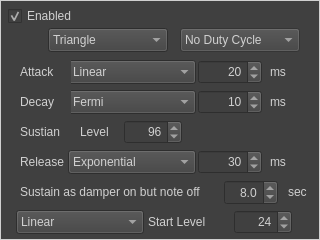
Before: the Qt Designer form qt/PitchTimbreFrameForm.ui in Gaiger/ChiptuneMIDI, drawn with Qt 5.
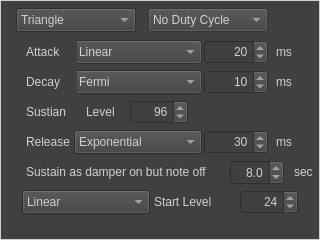
After: the same form once the commit is applied.

Commit message: - Use the custom scrollable widget, ChannelListWidget & the tow button widget ChannelNodeWidget to contain and show the PitchTimbreFrame. - Fix memory leak in the destructor of PitchTimbreFrame

Diff of the .ui file:
```diff
--- a/qt/PitchTimbreFrameForm.ui
+++ b/qt/PitchTimbreFrameForm.ui
@@ -31,8 +31,8 @@
   <widget class="QComboBox" name="WaveFormComboBox">
    <property name="geometry">
     <rect>
-     <x>48</x>
-     <y>28</y>
+     <x>16</x>
+     <y>8</y>
      <width>120</width>
      <height>24</height>
     </rect>
@@ -62,8 +62,8 @@
    </property>
    <property name="geometry">
     <rect>
-     <x>180</x>
-     <y>28</y>
+     <x>148</x>
+     <y>8</y>
      <width>120</width>
      <height>24</height>
     </rect>
@@ -100,8 +100,8 @@
   <widget class="QSpinBox" name="AttackTimeSpinBox">
    <property name="geometry">
     <rect>
-     <x>198</x>
-     <y>60</y>
+     <x>204</x>
+     <y>40</y>
      <width>64</width>
      <height>24</height>
     </rect>
@@ -122,8 +122,8 @@
   <widget class="QLabel" name="msLabel">
    <property name="geometry">
     <rect>
-     <x>270</x>
-     <y>60</y>
+     <x>276</x>
+     <y>40</y>
      <width>24</width>
      <height>24</height>
     </rect>
@@ -135,8 +135,8 @@
   <widget class="QComboBox" name="AttackCurveComboBox">
    <property name="geometry">
     <rect>
-     <x>68</x>
-     <y>60</y>
+     <x>74</x>
+     <y>40</y>
      <width>128</width>
      <height>24</height>
     </rect>
@@ -165,8 +165,8 @@
   <widget class="QLabel" name="AttackLabel">
    <property name="geometry">
     <rect>
-     <x>20</x>
-     <y>60</y>
+     <x>26</x>
+     <y>40</y>
      <width>51</width>
      <height>24</height>
     </rect>
@@ -178,8 +178,8 @@
   <widget class="QSpinBox" name="DecayTimeSpinBox">
    <property name="geometry">
     <rect>
-     <x>198</x>
-     <y>90</y>
+     <x>204</x>
+     <y>70</y>
      <width>64</width>
      <height>24</height>
     </rect>
@@ -200,8 +200,8 @@
   <widget class="QComboBox" name="DecayCurveComboBox">
    <property name="geometry">
     <rect>
-     <x>68</x>
-     <y>90</y>
+     <x>74</x>
+     <y>70</y>
      <width>128</width>
      <height>24</height>
     </rect>
@@ -233,8 +233,8 @@
   <widget class="QLabel" name="DecayLabel">
    <property name="geometry">
     <rect>
-     <x>20</x>
-     <y>90</y>
+     <x>26</x>
+     <y>70</y>
      <width>51</width>
      <height>24</height>
     </rect>
@@ -246,8 +246,8 @@
   <widget class="QLabel" name="msLabel_2">
    <property name="geometry">
     <rect>
-     <x>270</x>
-     <y>90</y>
+     <x>276</x>
+     <y>70</y>
      <width>24</width>
      <height>24</height>
     </rect>
@@ -259,8 +259,8 @@
   <widget class="QSpinBox" name="SustainLevelSpinBox">
    <property name="geometry">
     <rect>
-     <x>124</x>
-     <y>120</y>
+     <x>130</x>
+     <y>100</y>
      <width>58</width>
      <height>24</height>
     </rect>
@@ -284,8 +284,8 @@
   <widget class="QLabel" name="ReleaseLabel">
    <property name="geometry">
     <rect>
-     <x>20</x>
-     <y>150</y>
+     <x>26</x>
+     <y>130</y>
      <width>51</width>
      <height>24</height>
     </rect>
@@ -297,8 +297,8 @@
   <widget class="QComboBox" name="ReleaseCurveComboBox">
    <property name="geometry">
     <rect>
-     <x>68</x>
-     <y>150</y>
+     <x>74</x>
+     <y>130</y>
      <width>128</width>
      <height>24</height>
     </rect>
@@ -330,8 +330,8 @@
   <widget class="QSpinBox" name="ReleaseTimeSpinBox">
    <property name="geometry">
     <rect>
-     <x>198</x>
-     <y>150</y>
+     <x>204</x>
+     <y>130</y>
      <width>64</width>
      <height>24</height>
     </rect>
@@ -352,8 +352,8 @@
   <widget class="QLabel" name="msLabel_3">
    <property name="geometry">
     <rect>
-     <x>270</x>
-     <y>150</y>
+     <x>276</x>
+     <y>130</y>
      <width>24</width>
      <height>24</height>
     </rect>
@@ -365,8 +365,8 @@
   <widget class="QLabel" name="LevelLabel">
    <property name="geometry">
     <rect>
-     <x>80</x>
-     <y>120</y>
+     <x>86</x>
+     <y>100</y>
      <width>41</width>
      <height>24</height>
     </rect>
@@ -378,8 +378,8 @@
   <widget class="QLabel" name="SustainLabel">
    <property name="geometry">
     <rect>
-     <x>20</x>
-     <y>120</y>
+     <x>26</x>
+     <y>100</y>
      <width>51</width>
      <height>24</height>
     </rect>
@@ -391,8 +391,8 @@
   <widget class="QLabel" name="DamperOnButNoteOffSustainLabel">
    <property name="geometry">
     <rect>
-     <x>20</x>
-     <y>180</y>
+     <x>26</x>
+     <y>160</y>
      <width>201</width>
      <height>24</height>
     </rect>
@@ -404,8 +404,8 @@
   <widget class="QComboBox" name="DamperOnButNoteOffSustainCurveComboBox">
    <property name="geometry">
     <rect>
-     <x>16</x>
-     <y>210</y>
+     <x>22</x>
+     <y>190</y>
      <width>128</width>
      <height>24</height>
     </rect>
@@ -434,8 +434,8 @@
   <widget class="QSpinBox" name="DamperOnButNoteOffSustainSustainLevelSpinBox">
    <property name="geometry">
     <rect>
-     <x>234</x>
-     <y>210</y>
+     <x>240</x>
+     <y>190</y>
      <width>58</width>
      <height>24</height>
     </rect>
@@ -459,8 +459,8 @@
   <widget class="QLabel" name="LevelLabel_2">
    <property name="geometry">
     <rect>
-     <x>148</x>
-     <y>210</y>
+     <x>154</x>
+     <y>190</y>
      <width>72</width>
      <height>24</height>
     </rect>
@@ -472,8 +472,8 @@
   <widget class="QLabel" name="SecLabel">
    <property name="geometry">
     <rect>
-     <x>288</x>
-     <y>180</y>
+     <x>294</x>
+     <y>160</y>
      <width>24</width>
      <height>24</height>
     </rect>
@@ -485,8 +485,8 @@
   <widget class="QDoubleSpinBox" name="DamperOnButNoteOffSustainTimeDoubleSpinBox">
    <property name="geometry">
     <rect>
-     <x>224</x>
-     <y>180</y>
+     <x>230</x>
+     <y>160</y>
      <width>54</width>
      <height>25</height>
     </rect>
@@ -507,22 +507,6 @@
     <double>8.000000000000000</double>
    </property>
   </widget>
-  <widget class="QCheckBox" name="OutputEnabledCheckBox">
-   <property name="geometry">
-    <rect>
-     <x>8</x>
-     <y>8</y>
-     <width>84</width>
-     <height>16</height>
-    </rect>
-   </property>
-   <property name="text">
-    <string>Enabled</string>
-   </property>
-   <property name="checked">
-    <bool>true</bool>
-   </property>
-  </widget>
  </widget>
  <resources/>
  <connections/>
```
The commit also changes 15 other files.
